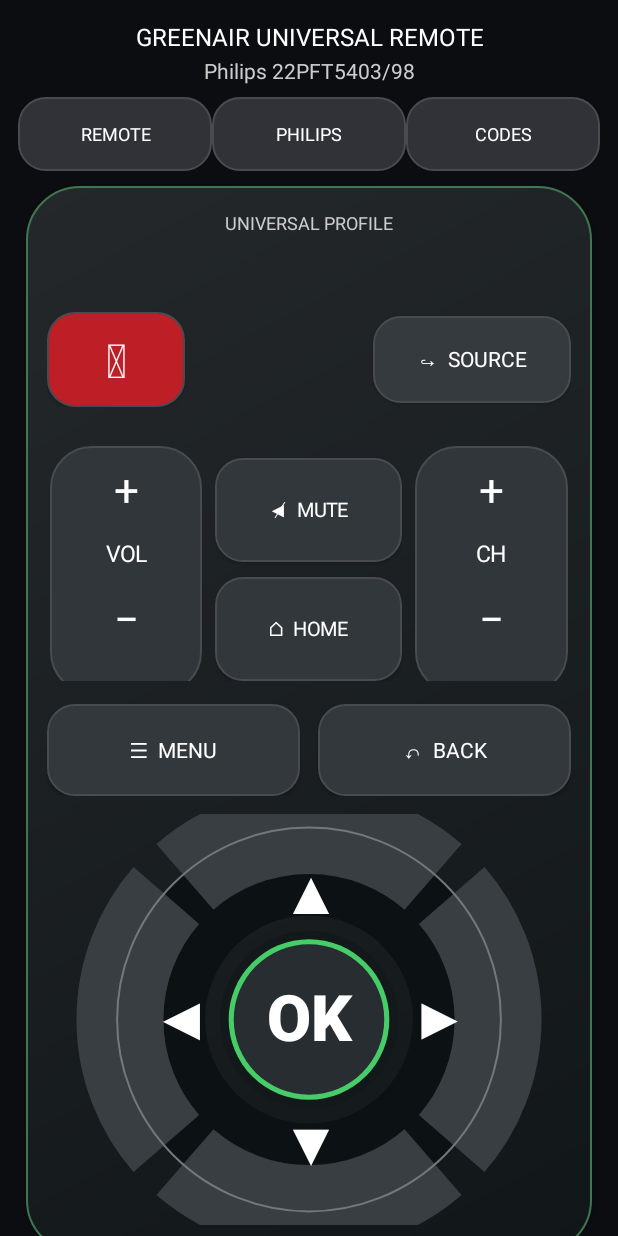
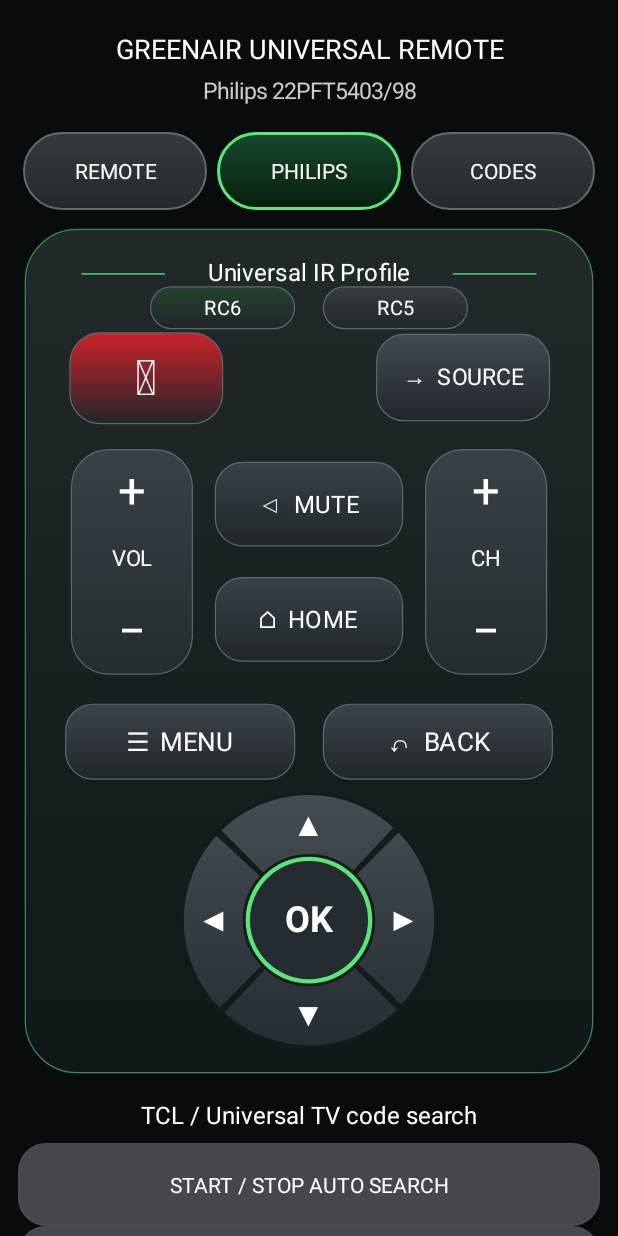
Before and after one commit to lockysac4/greenair-universal-remote, an Android app: the screen it shows after launch (MainActivity), after a tap on "REMOTE", on a phone screen of 412 x 824 dp. Run offline under Robolectric (Android 15) with nearby library versions, the phone set to English and light mode, and no system bars; 3 statements that could not run were skipped.

Commit message:
Implement preview-matched Greenair remote v0.9 with drawn tactile face and circular D-pad

```diff
--- a/app/src/main/java/com/greenair/universalremote/MainActivity.kt
+++ b/app/src/main/java/com/greenair/universalremote/MainActivity.kt
@@ -6,6 +6,10 @@ import android.os.Handler
 import android.os.Looper
 import android.hardware.ConsumerIrManager
 import android.graphics.Color
+import android.graphics.LinearGradient
+import android.graphics.Shader
+import android.graphics.Typeface
+import android.graphics.Path
 import android.graphics.drawable.GradientDrawable
 import android.content.res.ColorStateList
 import android.view.Gravity
@@ -35,15 +39,25 @@ class MainActivity:Activity() {
     window.navigationBarColor=Color.rgb(12,13,16)
     ir=getSystemService(CONSUMER_IR_SERVICE) as ConsumerIrManager
     profile=getSharedPreferences("remote",MODE_PRIVATE).getString("profile","RC6")?:"RC6"
-    val outer=col().apply {setPadding(dp(12),dp(6),dp(12),0);setBackgroundColor(0xFF0C0D10.toInt())}
-    outer.addView(label("GREENAIR UNIVERSAL REMOTE",16f,Color.WHITE).apply { setPadding(0,dp(7),0,dp(2)) })
-    outer.addView(label("Philips 22PFT5403/98",14f,Color.LTGRAY).apply { setPadding(0,0,0,dp(8)) })
+    val outer=col().apply {setPadding(dp(12),dp(6),dp(12),0);setBackgroundColor(0xFF090C0D.toInt())}
+    outer.addView(label("GREENAIR UNIVERSAL REMOTE",18f,Color.WHITE).apply { setPadding(0,dp(14),0,dp(5)) })
+    outer.addView(label("Philips 22PFT5403/98",15f,Color.LTGRAY).apply { setPadding(0,0,0,dp(15)) })
     val tabs=LinearLayout(this)
-    listOf("REMOTE","PHILIPS","CODES").forEach{ title->
-      tabs.addView(btn(title,0xFF303238.toInt(),12f) {
-        stop()
-        if(title=="CODES") savedCodes() else remote(title=="PHILIPS")
-      },LinearLayout.LayoutParams(0,dp(49),1f))
+    listOf("REMOTE","PHILIPS","CODES").forEach { title ->
+      val active = title=="PHILIPS"
+      val tab=TextView(this).apply {
+        text=title;textSize=14f;setTextColor(Color.WHITE);gravity=Gravity.CENTER
+        background=GradientDrawable(GradientDrawable.Orientation.TOP_BOTTOM,
+          intArrayOf(if(active)0xFF17482A.toInt() else 0xFF343A3D.toInt(),
+                     if(active)0xFF071F10.toInt() else 0xFF24292D.toInt())).apply {
+          cornerRadius=dp(26).toFloat()
+          setStroke(dp(if(active)2 else 1),if(active)0xFF5BE875.toInt() else 0xFF616A70.toInt())
+        }
+        setOnClickListener {stop();if(title=="CODES")savedCodes() else remote(title=="PHILIPS")}
+      }
+      tabs.addView(tab,LinearLayout.LayoutParams(0,dp(52),1f).apply {
+        setMargins(dp(3),dp(2),dp(3),dp(2))
+      })
     }
     outer.addView(tabs)
     status=label(if(ir.hasIrEmitter()) "●  IR transmitter detected ✓" else "IR transmitter not detected",14f,0xFF65DD75.toInt())
@@ -57,128 +71,113 @@ class MainActivity:Activity() {
   private fun remote(philips:Boolean) {
     philipsActive=philips
     page.removeAllViews()
-    val body=col().apply {
-      setPadding(dp(14),dp(8),dp(14),dp(16))
-      background=GradientDrawable(GradientDrawable.Orientation.TL_BR,intArrayOf(0xFF24282A.toInt(),0xFF111619.toInt())).apply {
-        cornerRadius=dp(35).toFloat();setStroke(dp(1),0xFF407650.toInt())
-      }
-      elevation=dp(5).toFloat()
-    }
-    page.addView(body,LinearLayout.LayoutParams(-1,-2).apply{setMargins(dp(5),dp(10),dp(5),dp(8))})
-    if (philips) {
-      profile="RC6"
-      body.addView(label("━━  Philips Profile Active  ━━",14f,Color.WHITE).apply {
-        setPadding(0,dp(9),0,dp(13))
-      })
-    } else {
-      body.addView(label("UNIVERSAL PROFILE",12f,Color.LTGRAY))
-      val profiles=RadioGroup(this).apply{orientation=RadioGroup.HORIZONTAL;gravity=Gravity.CENTER}
-      listOf("RC6","RC5").forEach{p->
-        profiles.addView(RadioButton(this).apply{
-          text=p;textSize=14f;setTextColor(Color.WHITE)
-          buttonTintList=ColorStateList.valueOf(0xFF61E46F.toInt())
-          isChecked=profile==p
-          setOnClickListener {
-            profile=p
-            getSharedPreferences("remote",MODE_PRIVATE).edit().putString("profile",p).apply()
-          }
-        },LinearLayout.LayoutParams(0,dp(43),1f))
-      }
-      body.addView(profiles)
-    }
-    val top=LinearLayout(this).apply{gravity=Gravity.CENTER_VERTICAL}
-    top.addView(btn("⏻",0xFFBE1F26.toInt(),31f){send("POWER")},LinearLayout.LayoutParams(dp(92),dp(63)))
-    top.addView(View(this),LinearLayout.LayoutParams(0,dp(1),1f))
-    top.addView(btn("↪  SOURCE",0xFF353A3E.toInt(),14f){send("SOURCE")},LinearLayout.LayoutParams(dp(132),dp(58)))
-    body.addView(top)
-
-    val ctr=LinearLayout(this).apply{gravity=Gravity.CENTER}
-    fun rocker(caption:String,plus:String,minus:String):LinearLayout {
-      return col().apply {
-        background=rounded(0xFF31363A.toInt(),27)
-        setPadding(dp(2),dp(2),dp(2),dp(2))
-        addView(rockerPart("+"){send(plus)},LinearLayout.LayoutParams(-1,dp(53)))
-        addView(label(caption,15f,Color.WHITE).apply{setPadding(0,dp(6),0,dp(6))})
-        addView(rockerPart("−"){send(minus)},LinearLayout.LayoutParams(-1,dp(53)))
-      }
-    }
-    val vol=rocker("VOL","VOL+","VOL-")
-    val mid=col().apply{gravity=Gravity.CENTER}
-    mid.addView(btn("◀̸  MUTE",0xFF32373B.toInt(),13f){send("MUTE")},LinearLayout.LayoutParams(-1,dp(69)))
-    mid.addView(View(this),LinearLayout.LayoutParams(-1,dp(10)))
-    mid.addView(btn("⌂  HOME",0xFF32373B.toInt(),13f){send("HOME")},LinearLayout.LayoutParams(-1,dp(69)))
-    val ch=rocker("CH","CH+","CH-")
-    ctr.addView(vol,LinearLayout.LayoutParams(0,dp(165),1f).apply{setMargins(dp(2),dp(17),dp(5),0)})
-    ctr.addView(mid,LinearLayout.LayoutParams(0,dp(165),1.23f).apply{setMargins(dp(3),dp(17),dp(3),0)})
-    ctr.addView(ch,LinearLayout.LayoutParams(0,dp(165),1f).apply{setMargins(dp(5),dp(17),dp(2),0)})
-    body.addView(ctr)
-
-    val menu=LinearLayout(this)
-    menu.addView(btn("☰  MENU",0xFF33383C.toInt(),14f){send("MENU")},LinearLayout.LayoutParams(0,dp(61),1f).apply{setMargins(0,dp(15),dp(6),0)})
-    menu.addView(btn("↶  BACK",0xFF33383C.toInt(),14f){send("BACK")},LinearLayout.LayoutParams(0,dp(61),1f).apply{setMargins(dp(6),dp(15),0,0)})
-    body.addView(menu)
-
-    val dpad=DirectionPad()
-    body.addView(dpad,LinearLayout.LayoutParams(-1,dp(274)).apply{setMargins(0,dp(12),0,dp(3))})
+    if(philips) profile="RC6"
+    page.addView(RemoteFace(philips),LinearLayout.LayoutParams(-1,-2).apply {
+      setMargins(dp(2),dp(8),dp(2),dp(6))
+    })
     if(!philips) {
       page.addView(label("TCL / Universal TV code search",16f,Color.WHITE))
       page.addView(btn("START / STOP AUTO SEARCH",0xFF45474D.toInt(),14f){if(searching)stop()else start()},LinearLayout.LayoutParams(-1,dp(55)))
       page.addView(btn("TV RESPONDED - STOP & SAVE",0xFF45474D.toInt(),14f){saveCode()},LinearLayout.LayoutParams(-1,dp(55)))
     }
-    page.addView(label("v0.8.0  •  Saved remote codes",12f,Color.LTGRAY))
+    page.addView(label("v0.9.0  •  Saved remote codes",12f,Color.LTGRAY))
   }
 
-  private fun rockerPart(s:String,action:()->Unit)=TextView(this).apply{
-    text=s;textSize=29f;setTextColor(Color.WHITE);gravity=Gravity.CENTER
-    setOnClickListener{action()}
-  }
-
-  private inner class DirectionPad:View(this@MainActivity) {
-    private val p=Paint(Paint.ANTI_ALIAS_FLAG)
-    override fun onDraw(c:Canvas) {
-      super.onDraw(c)
-      val cx=width/2f
-      val cy=height/2f
-      val radius=minOf(width.toFloat(),height.toFloat())*0.46f
-      val outer=RectF(cx-radius,cy-radius,cx+radius,cy+radius)
-      p.style=Paint.Style.STROKE;p.strokeWidth=radius*0.46f;p.strokeCap=Paint.Cap.BUTT
-      p.color=0xFF0C1113.toInt()
-      c.drawCircle(cx,cy,radius*0.78f,p)
-      p.color=0xFF393E43.toInt()
-      for(i in 0..3) c.drawArc(outer, i*90f+229f,82f,false,p)
-      p.style=Paint.Style.STROKE;p.strokeWidth=dp(1).toFloat();p.color=0xFF72797D.toInt()
-      c.drawCircle(cx,cy,radius*1.015f,p)
-      p.style=Paint.Style.FILL
-      p.color=0xFF13181B.toInt();c.drawCircle(cx,cy,radius*0.47f,p)
-      p.color=0xFF47CD68.toInt();c.drawCircle(cx,cy,radius*0.425f,p)
-      p.color=0xFF272D30.toInt();c.drawCircle(cx,cy,radius*0.398f,p)
-      p.color=Color.WHITE;p.textAlign=Paint.Align.CENTER
-      p.textSize=radius*0.34f;p.typeface=android.graphics.Typeface.create("sans-serif-medium",android.graphics.Typeface.BOLD)
-      c.drawText("OK",cx,cy-(p.ascent()+p.descent())/2f,p)
-      p.textSize=radius*0.30f
-      c.drawText("▲",cx,cy-radius*0.66f-(p.ascent()+p.descent())/2f,p)
-      c.drawText("▼",cx,cy+radius*0.66f-(p.ascent()+p.descent())/2f,p)
-      c.drawText("◀",cx-radius*0.68f,cy-(p.ascent()+p.descent())/2f,p)
-      c.drawText("▶",cx+radius*0.68f,cy-(p.ascent()+p.descent())/2f,p)
+  private inner class RemoteFace(private val philips:Boolean):View(this@MainActivity) {
+    private val paint=Paint(Paint.ANTI_ALIAS_FLAG)
+    private val hit=mutableListOf<Pair<RectF,String>>()
+    override fun onMeasure(w:Int,h:Int){
+      val width=MeasureSpec.getSize(w)
+      setMeasuredDimension(width,(width*1.48f).toInt())
     }
-    override fun onTouchEvent(event:MotionEvent):Boolean {
+    private fun rect(c:Canvas,l:Float,t:Float,r:Float,b:Float,rad:Float,top:Int,bottom:Int,stroke:Int=0xFF5D676C.toInt()){
+      val area=RectF(l,t,r,b)
+      paint.style=Paint.Style.FILL
+      paint.shader=LinearGradient(l,t,l,b,top,bottom,Shader.TileMode.CLAMP)
+      c.drawRoundRect(area,rad,rad,paint)
+      paint.shader=null
+      paint.style=Paint.Style.STROKE;paint.strokeWidth=0.85f;paint.color=stroke
+      c.drawRoundRect(area,rad,rad,paint);paint.style=Paint.Style.FILL
+    }
+    private fun text(c:Canvas,t:String,x:Float,y:Float,size:Float,color:Int=Color.WHITE,bold:Boolean=false){
+      paint.style=Paint.Style.FILL;paint.color=color;paint.textAlign=Paint.Align.CENTER
+      paint.typeface=Typeface.create("sans-serif",if(bold)Typeface.BOLD else Typeface.NORMAL)
+      paint.textSize=size
+      c.drawText(t,x,y-(paint.ascent()+paint.descent())/2f,paint)
+    }
+    private fun button(c:Canvas,l:Float,t:Float,r:Float,b:Float,label:String,action:String,
+                       color:Int=0xFF3A4045.toInt(),size:Float=17f,rad:Float=19f){
+      rect(c,l,t,r,b,rad,color,0xFF20262A.toInt())
+      text(c,label,(l+r)/2,(t+b)/2,size)
+      hit.add(RectF(l,t,r,b) to action)
+    }
+    override fun onDraw(canvas:Canvas){
+      super.onDraw(canvas);hit.clear()
+      canvas.save();canvas.scale(width/400f,height/592f)
+      rect(canvas,3f,3f,397f,589f,36f,0xFF22292B.toInt(),0xFF0F1718.toInt(),0xFF3A8E55.toInt())
+      text(canvas,if(philips)"Philips Profile Active" else "Universal IR Profile",200f,33f,17f)
+      paint.strokeWidth=1.3f;paint.color=0xFF42BE62.toInt()
+      canvas.drawLine(42f,34f,100f,34f,paint);canvas.drawLine(300f,34f,358f,34f,paint)
+      if(!philips){
+        button(canvas,90f,43f,190f,72f,"RC6","PROFILE_RC6",0xFF23432C.toInt(),14f)
+        button(canvas,210f,43f,310f,72f,"RC5","PROFILE_RC5",0xFF383D40.toInt(),14f)
+      }
+      button(canvas,34f,75f,140f,138f,"⏻","POWER",0xFFCB222A.toInt(),34f,21f)
+      button(canvas,247f,76f,367f,136f,"→  SOURCE","SOURCE",0xFF424950.toInt(),16f)
+      rect(canvas,35f,156f,119f,312f,26f,0xFF3A4146.toInt(),0xFF252C30.toInt())
+      hit.add(RectF(35f,156f,119f,224f) to "VOL+")
+      hit.add(RectF(35f,245f,119f,312f) to "VOL-")
+      text(canvas,"+",77f,185f,34f);text(canvas,"VOL",77f,232f,15f);text(canvas,"−",77f,282f,34f)
+      rect(canvas,281f,156f,365f,312f,26f,0xFF3A4146.toInt(),0xFF252C30.toInt())
+      hit.add(RectF(281f,156f,365f,224f) to "CH+")
+      hit.add(RectF(281f,245f,365f,312f) to "CH-")
+      text(canvas,"+",323f,185f,34f);text(canvas,"CH",323f,232f,15f);text(canvas,"−",323f,282f,34f)
+      button(canvas,135f,165f,265f,223f,"◁  MUTE","MUTE",0xFF394146.toInt(),17f)
+      button(canvas,135f,245f,265f,303f,"⌂  HOME","HOME",0xFF394146.toInt(),17f)
+      button(canvas,31f,333f,190f,385f,"☰  MENU","MENU",0xFF3D4449.toInt(),18f)
+      button(canvas,210f,333f,369f,385f,"↶  BACK","BACK",0xFF3D4449.toInt(),18f)
+      val cx=200f;val cy=483f;val ro=88f;val ri=45f
+      for(i in 0..3){
+        val start=225f+90f*i
+        val path=Path()
+        path.arcTo(RectF(cx-ro,cy-ro,cx+ro,cy+ro),start,88f)
+        path.arcTo(RectF(cx-ri,cy-ri,cx+ri,cy+ri),start+88f,-88f)
+        path.close()
+        paint.shader=LinearGradient(0f,cy-ro,0f,cy+ro,0xFF454D53.toInt(),0xFF252D32.toInt(),Shader.TileMode.CLAMP)
+        paint.style=Paint.Style.FILL;canvas.drawPath(path,paint);paint.shader=null
+        paint.color=0xFF151B1D.toInt();paint.strokeWidth=2f;paint.style=Paint.Style.STROKE;canvas.drawPath(path,paint)
+        paint.style=Paint.Style.FILL
+      }
+      paint.color=0xFF5AE578.toInt();canvas.drawCircle(cx,cy,44f,paint)
+      paint.color=0xFF242C31.toInt();canvas.drawCircle(cx,cy,41f,paint)
+      text(canvas,"OK",cx,cy,25f,Color.WHITE,true)
+      text(canvas,"▲",cx,417f,23f);text(canvas,"▼",cx,549f,23f)
+      text(canvas,"◀",134f,cy,23f);text(canvas,"▶",266f,cy,23f)
+      hit.add(RectF(160f,443f,240f,523f) to "OK")
+      hit.add(RectF(160f,393f,240f,440f) to "UP")
+      hit.add(RectF(160f,525f,240f,575f) to "DOWN")
+      hit.add(RectF(106f,443f,158f,523f) to "LEFT")
+      hit.add(RectF(242f,443f,294f,523f) to "RIGHT")
+      canvas.restore()
+    }
+    override fun onTouchEvent(event:MotionEvent):Boolean{
       if(event.action==MotionEvent.ACTION_DOWN) return true
-      if(event.action==MotionEvent.ACTION_UP) {
-        val dx=event.x-width/2f;val dy=event.y-height/2f
-        val r=hypot(dx.toDouble(),dy.toDouble()).toFloat()
-        val radius=minOf(width.toFloat(),height.toFloat())*0.46f
-        if(r<radius*0.45f)send("OK")
-        else if(r<=radius*1.04f) {
-          if(kotlin.math.abs(dx)>kotlin.math.abs(dy))send(if(dx>0)"RIGHT" else "LEFT")
-          else send(if(dy>0)"DOWN" else "UP")
+      if(event.action==MotionEvent.ACTION_UP){
+        val x=event.x*400f/width;val y=event.y*592f/height
+        val cmd=hit.lastOrNull{it.first.contains(x,y)}?.second
+        when(cmd){
+          "PROFILE_RC5"->{profile="RC5";invalidate()}
+          "PROFILE_RC6"->{profile="RC6";invalidate()}
+          null -> {}
+          else -> send(cmd)
         }
         performClick()
-        return true
       }
       return true
     }
     override fun performClick():Boolean {super.performClick();return true}
   }
+
   private fun savedCodes(){
     page.removeAllViews()
     page.addView(label("SAVED CODES",20f,Color.WHITE))
```
